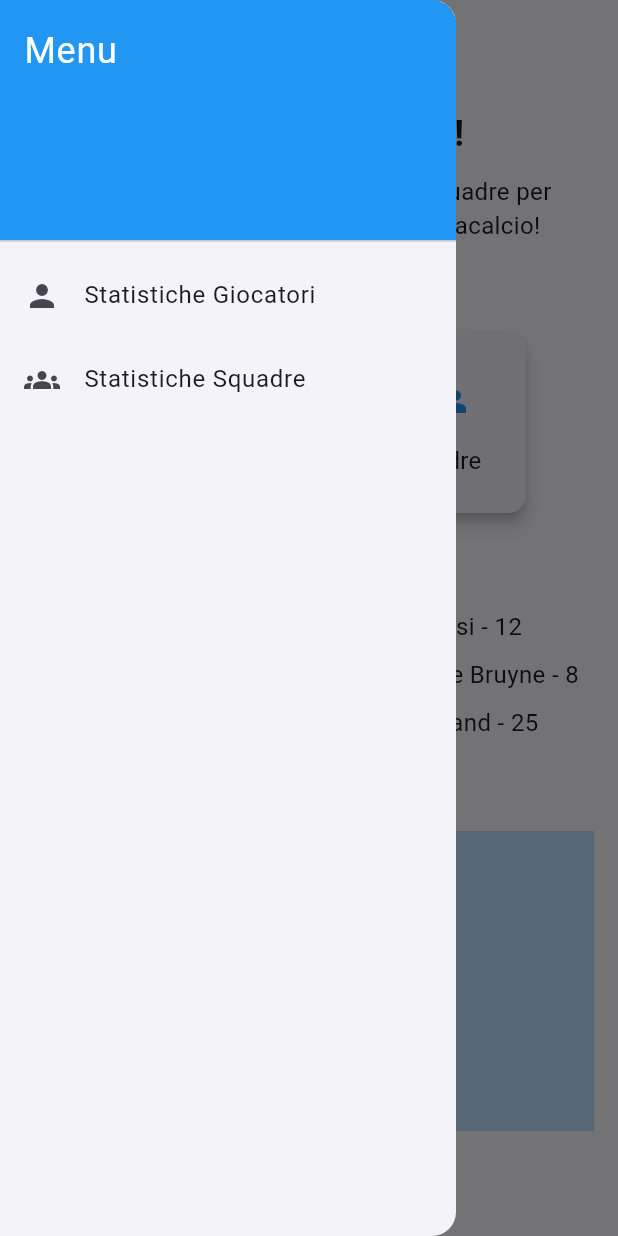
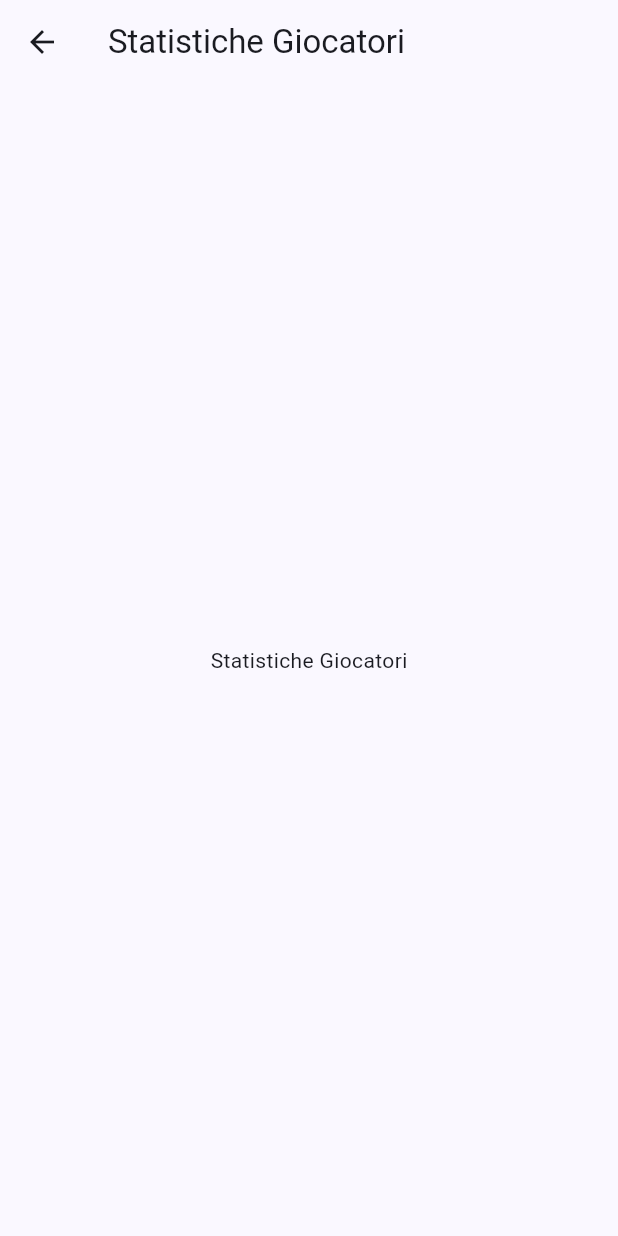
Before and after one commit to gianlucanella/Stats_Inside, a Flutter app: the screen it shows after launch, in the side drawer, after a tap on "Statistiche Giocatori", on a phone screen of 412 x 824 dp. Run offline on Flutter 3.47's test engine with Material 3 defaults, Android fonts, the light colour scheme and no system bars.

Commit message:
Added new section in homepage

```diff
--- a/lib/main.dart
+++ b/lib/main.dart
@@ -1,6 +1,7 @@
 import 'package:flutter/material.dart';
-import 'package:stats_inside/screens/home.dart';
-
+import 'package:stats_inside/screens/Home.dart';
+import 'package:stats_inside/screens/PlayerStats.dart';
+import 'package:stats_inside/screens/TeamStats.dart';
 void main() {
   runApp(const MyApp());
 }
@@ -34,8 +35,17 @@ class MyApp extends StatelessWidget {
 
       ),
       initialRoute: '/', // Entry point della tua app
-      routes: {
-        '/': (context) => HomeScreen(), // Rotta iniziale (HomePage)
+      onGenerateRoute: (settings) {
+        switch (settings.name) {
+          case '/':
+            return MaterialPageRoute(builder: (context) => HomeScreen());
+          case '/PlayerStats':
+            return MaterialPageRoute(builder: (context) => PlayerStatsScreen());
+          case '/TeamStats':
+            return MaterialPageRoute(builder: (context) => TeamStatsScreen());
+          default:
+            return MaterialPageRoute(builder: (context) => HomeScreen()); // Fallback route
+        }
       },
     );
   }
--- /dev/null
+++ b/lib/screens/Home.dart
@@ -0,0 +1,144 @@
+import 'package:flutter/material.dart';
+
+class HomeScreen extends StatefulWidget {
+  @override
+  _HomeScreenState createState() => _HomeScreenState();
+}
+
+class _HomeScreenState extends State<HomeScreen> {
+  String query = "";
+
+  @override
+  Widget build(BuildContext context) {
+    return Scaffold(
+      appBar: AppBar(
+        backgroundColor: Colors.grey[700],
+        elevation: 1,
+        iconTheme: IconThemeData(color: Colors.black), // Icona del menu nera
+        title: Container(
+          height: 40,
+          decoration: BoxDecoration(
+            color: Colors.white,
+            borderRadius: BorderRadius.circular(10),
+            border: Border.all(color: Colors.black),
+          ),
+          child: TextField(
+            onChanged: (value) {
+              setState(() {
+                query = value;
+              });
+            },
+            decoration: InputDecoration(
+              hintText: 'Cerca giocatori o squadre...',
+              prefixIcon: Icon(Icons.search, color: Colors.black),
+              border: InputBorder.none,
+              contentPadding: EdgeInsets.symmetric(vertical: 8),
+            ),
+          ),
+        ),
+      ),
+      drawer: Drawer(
+        child: ListView(
+          children: [
+            DrawerHeader(
+              decoration: BoxDecoration(color: Colors.grey[500]),
+              child: Text(
+                'Menu',
+                style: TextStyle(color: Colors.white, fontSize: 24),
+              ),
+            ),
+            ListTile(
+              leading: Icon(Icons.person),
+              title: Text('Statistiche Giocatori'),
+              onTap: () {
+                Navigator.pushNamed(context, '/PlayerStats');
+              },
+            ),
+            ListTile(
+              leading: Icon(Icons.groups),
+              title: Text('Statistiche Squadre'),
+              onTap: () {
+                Navigator.pushNamed(context, '/TeamStats');
+              },
+            ),
+            ListTile(
+              leading: Icon(Icons.settings),
+              title: Text('Impostazioni'),
+              onTap: () {
+                Navigator.pushNamed(context, '/Settings');
+              },
+            ),
+            ListTile(
+              leading: Icon(Icons.info),
+              title: Text('Informazioni'),
+              onTap: () {
+                Navigator.pushNamed(context, '/About');
+              },
+            ),
+          ],
+        ),
+      ),
+      body: Stack(
+        children: [
+          // Contenuto della home
+          SingleChildScrollView(
+            child: Padding(
+              padding: const EdgeInsets.all(16.0),
+              child: Column(
+                crossAxisAlignment: CrossAxisAlignment.start,
+                children: [
+                  Text(
+                    'Benvenuto su Stats Inside!',
+                    style: TextStyle(fontSize: 24, fontWeight: FontWeight.bold),
+                  ),
+                  SizedBox(height: 10),
+                  Text(
+                    'Analizza le statistiche di giocatori e squadre per costruire la tua squadra perfetta di fantacalcio!',
+                    style: TextStyle(fontSize: 16),
+                  ),
+                  SizedBox(height: 20),
+                  // Altre sezioni della home
+                  // Puoi aggiungere contenuto qui
+                ],
+              ),
+            ),
+          ),
+          // Risultati della ricerca
+          if (query.isNotEmpty)
+            Positioned.fill(
+              child: GestureDetector(
+                onTap: () {
+                  setState(() {
+                    query = "";
+                  });
+                },
+                child: Container(
+                  color: Colors.black.withOpacity(0.5), // Sfondo semi-trasparente
+                  child: Center(
+                    child: Container(
+                      width: double.infinity,
+                      height: 300,
+                      color: Colors.white,
+                      padding: EdgeInsets.all(16),
+                      child: ListView.builder(
+                        itemCount: 5, // Numero di risultati di esempio
+                        itemBuilder: (context, index) {
+                          return ListTile(
+                            title: Text('Risultato $index per "$query"'),
+                            onTap: () {
+                              // Azione quando tocchi un risultato
+                              print('Navigazione al risultato $index');
+                            },
+                          );
+                        },
+                      ),
+                    ),
+                  ),
+                ),
+              ),
+            ),
+        ],
+      ),
+    );
+  }
+}
--- /dev/null
+++ b/lib/screens/PlayerStats.dart
@@ -0,0 +1,15 @@
+import 'package:flutter/material.dart';
+
+class PlayerStatsScreen extends StatelessWidget {
+  @override
+  Widget build(BuildContext context) {
+    return Scaffold(
+      appBar: AppBar(
+        title: Text('Statistiche Giocatori'),
+      ),
+      body: Center(
+        child: Text('Statistiche Giocatori'),
+      ),
+    );
+  }
+}
```
Also changed, not shown: lib/screens/TeamStats.dart (added, +91 -0 lines).
